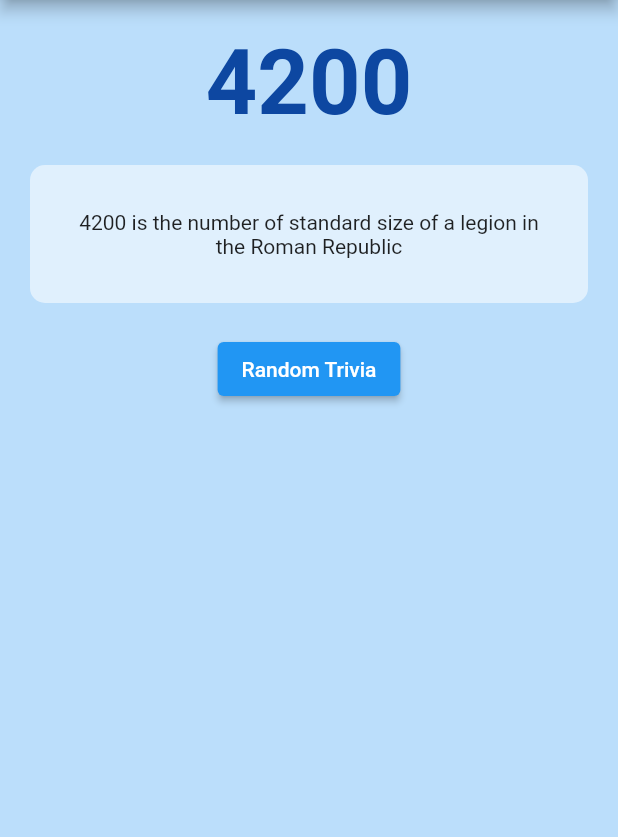
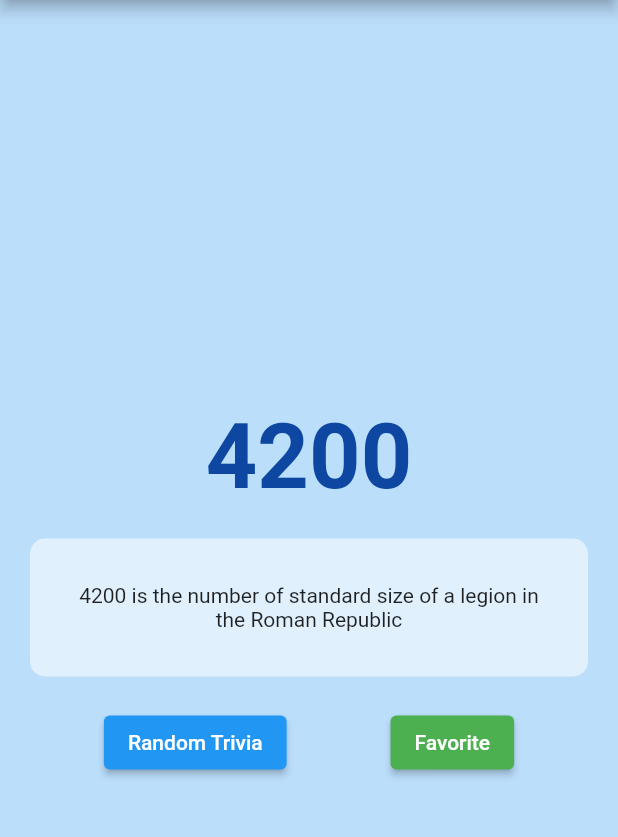
Before and after one commit to Choonky/number_trivia, a Flutter app: the screen it shows after launch, on a phone screen of 412 x 824 dp, the part 84-921 px from its top. Run offline on Flutter 3.47's test engine with Material 2 defaults, Android fonts, the phone set to English and light mode, and no system bars.

Commit message:
step_4.1

```diff
--- a/lib/pages/trivia_page.dart
+++ b/lib/pages/trivia_page.dart
@@ -14,9 +14,10 @@ class TriviaPage extends StatefulWidget {
 class _TriviaPageState extends State<TriviaPage> {
   final Random random = Random();
   int randomNumber = 4200;
-
   String description =
       '4200 is the number of standard size of a legion in the Roman Republic';
+
+  List<String> favorite = [];
 
   Future<void> fetchTrivia() async {
     final http.Response response =
@@ -35,11 +36,15 @@ class _TriviaPageState extends State<TriviaPage> {
       ),
       backgroundColor: Colors.blue[100],
       body: Column(
+        mainAxisAlignment: MainAxisAlignment.center,
         children: [
           TriviaTitle('$randomNumber'),
           TriviaDescription(
             description,
           ),
+          Row(
+            mainAxisAlignment: MainAxisAlignment.spaceEvenly,
+            children: [
               ElevatedButton(
                 onPressed: () {
                   setState(() {
@@ -49,6 +54,19 @@ class _TriviaPageState extends State<TriviaPage> {
                 },
                 child: Text('Random Trivia'),
               ),
+              ElevatedButton(
+                onPressed: () {
+                  favorite.add(description);
+
+                  print(favorite);
+                },
+                style: ButtonStyle(
+                  backgroundColor: MaterialStateProperty.all(Colors.green),
+                ),
+                child: Text('Favorite'),
+              ),
+            ],
+          ),
         ],
       ),
     );
```
Lines whose indentation alone changed are shown as unchanged.
